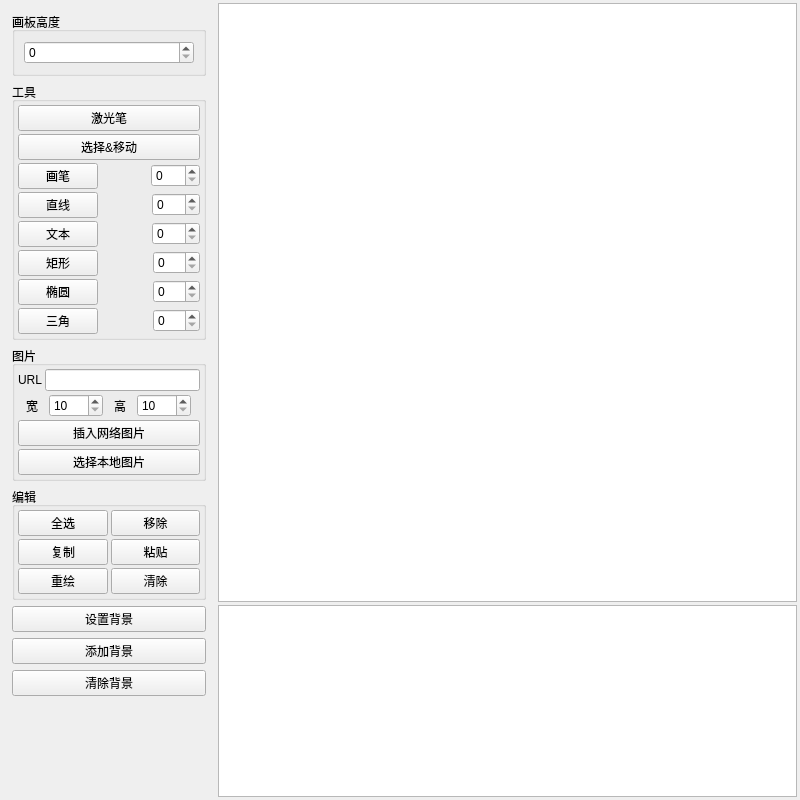
Qt form dev/BlackboardTestWindow.ui (gimhol/qt_blackboard) before a commit.
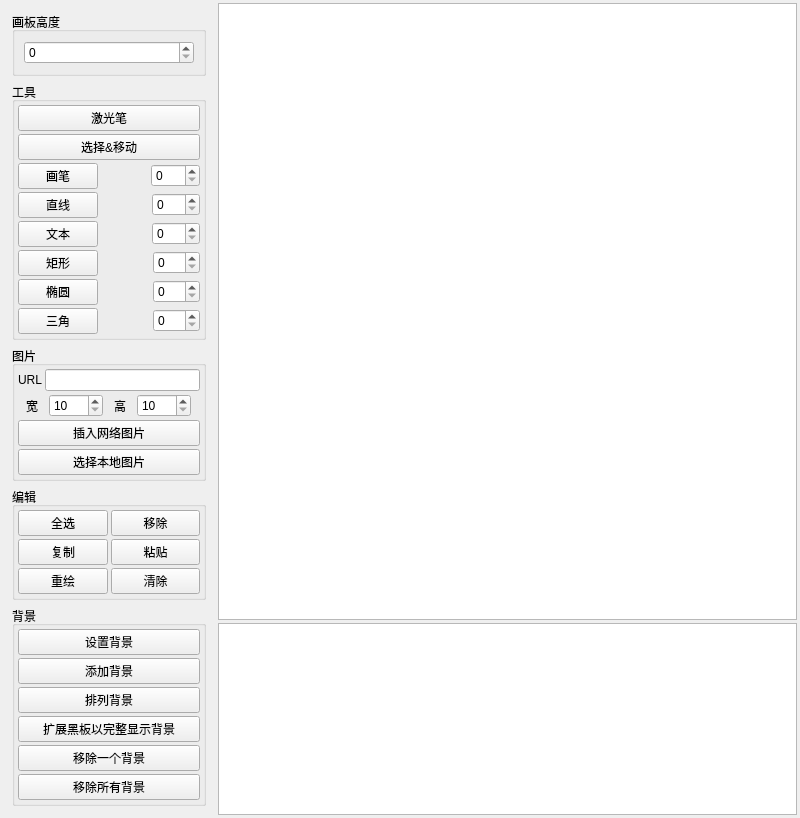
The same form after that commit. Custom widgets are drawn as their Qt base class.

Commit message: 更多背景的操作

```diff
--- a/dev/BlackboardTestWindow.ui
+++ b/dev/BlackboardTestWindow.ui
@@ -739,7 +739,28 @@
        </widget>
       </item>
       <item>
-       <widget class="QPushButton" name="pushButton">
+       <widget class="QGroupBox" name="gb_background">
+        <property name="title">
+         <string>背景</string>
+        </property>
+        <layout class="QVBoxLayout" name="verticalLayout_6">
+         <property name="spacing">
+          <number>3</number>
+         </property>
+         <property name="leftMargin">
+          <number>3</number>
+         </property>
+         <property name="topMargin">
+          <number>3</number>
+         </property>
+         <property name="rightMargin">
+          <number>3</number>
+         </property>
+         <property name="bottomMargin">
+          <number>3</number>
+         </property>
+         <item>
+          <widget class="QPushButton" name="btn_set_background">
         <property name="sizePolicy">
          <sizepolicy hsizetype="Preferred" vsizetype="Fixed">
           <horstretch>0</horstretch>
@@ -752,14 +773,35 @@
        </widget>
       </item>
       <item>
-       <widget class="QPushButton" name="pushButton_3">
+          <widget class="QPushButton" name="btn_add_background">
         <property name="text">
          <string>添加背景</string>
         </property>
        </widget>
       </item>
       <item>
-       <widget class="QPushButton" name="pushButton_2">
+          <widget class="QPushButton" name="btn_lay_backgrounds">
+           <property name="text">
+            <string>排列背景</string>
+           </property>
+          </widget>
+         </item>
+         <item>
+          <widget class="QPushButton" name="btn_make_sure_show_all_backgrouns">
+           <property name="text">
+            <string>扩展黑板以完整显示背景</string>
+           </property>
+          </widget>
+         </item>
+         <item>
+          <widget class="QPushButton" name="btn_remove_one_background">
+           <property name="text">
+            <string>移除一个背景</string>
+           </property>
+          </widget>
+         </item>
+         <item>
+          <widget class="QPushButton" name="btn_clear_background">
         <property name="sizePolicy">
          <sizepolicy hsizetype="Preferred" vsizetype="Fixed">
           <horstretch>0</horstretch>
@@ -767,8 +809,11 @@
          </sizepolicy>
         </property>
         <property name="text">
-         <string>清除背景</string>
-        </property>
+            <string>移除所有背景</string>
+           </property>
+          </widget>
+         </item>
+        </layout>
        </widget>
       </item>
       <item>
```
Lines whose indentation alone changed are shown as unchanged. The commit also changes 6 other files.
